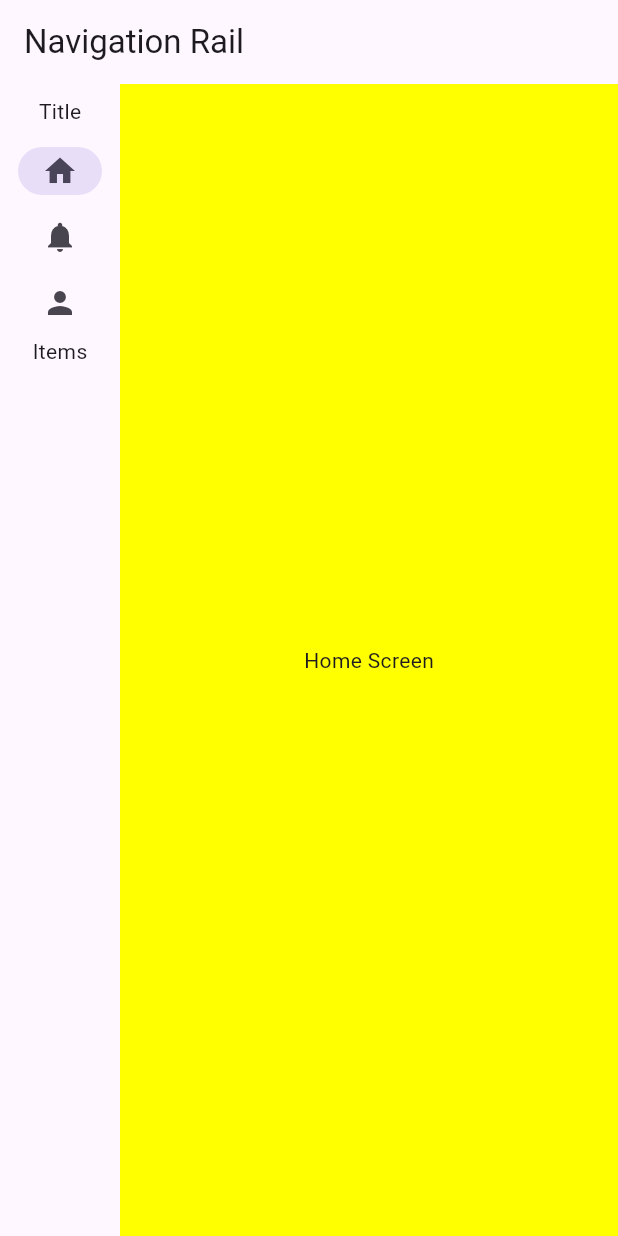
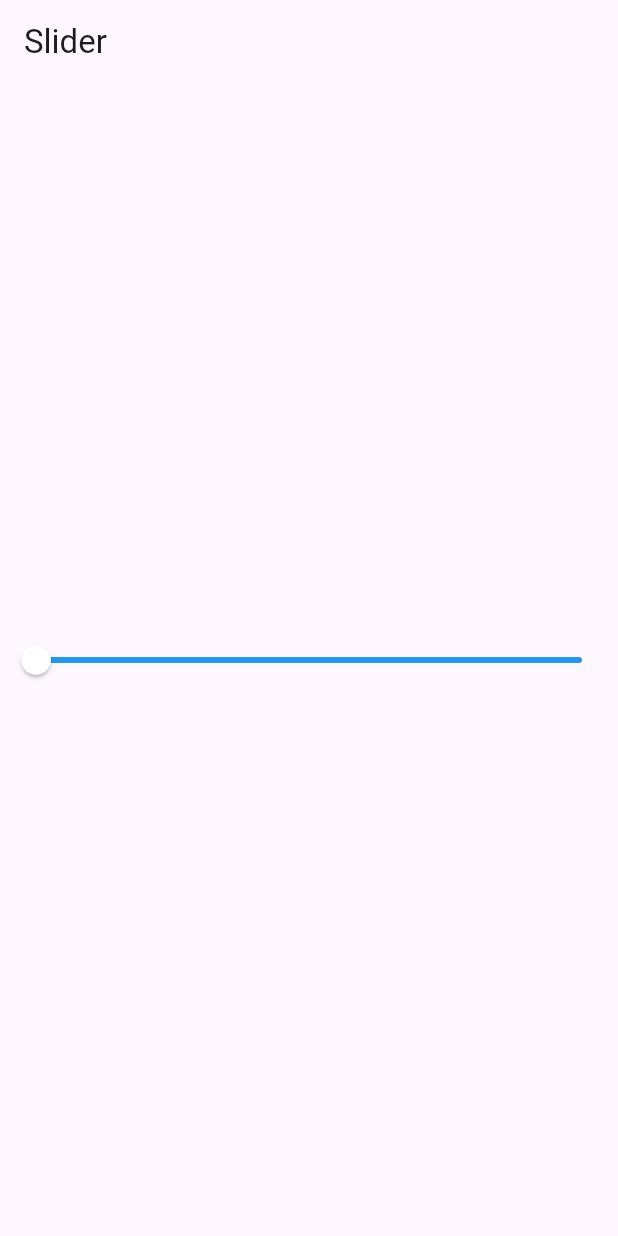
Before and after one commit to phyowaikyaw-mobiledev/flutter-learning, a Flutter app: the screen it shows after launch, on a phone screen of 412 x 824 dp. Run offline on Flutter 3.47's test engine with Material 3 defaults, Android fonts, the phone set to English and light mode, and no system bars.

Commit message:
Drawer,IndexedStack,PopupmenuButton,CircularAndLinearProgressIndicator,Slider

```diff
--- a/new_journey/lib/main.dart
+++ b/new_journey/lib/main.dart
@@ -25,6 +25,12 @@ import 'package:new_journey/widgets/ex28_stateful_lifecycle.dart';
 import 'package:new_journey/widgets/ex29_floating_action_button.dart';
 import 'package:new_journey/widgets/ex2_text.dart';
 import 'package:new_journey/widgets/ex30_bottom_nav.dart';
+import 'package:new_journey/widgets/ex33_drawer.dart';
+import 'package:new_journey/widgets/ex34_indexedstack.dart';
+import 'package:new_journey/widgets/ex35_popupmenubutton.dart';
+import 'package:new_journey/widgets/ex36_circularprogressindicator.dart';
+import 'package:new_journey/widgets/ex37_linearprogressindicator.dart';
+import 'package:new_journey/widgets/ex38_slider.dart';
 import 'package:new_journey/widgets/ex3_container.dart';
 import 'package:new_journey/widgets/ex4_images.dart';
 import 'package:new_journey/widgets/ex6_icons.dart';
@@ -47,7 +53,9 @@ import 'navigation/screen_c.dart';
       return MaterialApp(
         title: 'Flutter Course',
        debugShowCheckedModeBanner: false,  // for slide debug banner
-        home:Ex32Navigationrail(), // if open this will show error
+        home:Ex38Slider(),
+
+        // if open this will show error
         // initialRoute: 'screenC', //you will see screenC in initialRoute,
 
         //onGenerateRoute
--- /dev/null
+++ b/new_journey/lib/widgets/ex38_slider.dart
@@ -0,0 +1,34 @@
+  import 'package:flutter/material.dart';
+
+  class Ex38Slider extends StatefulWidget {
+    const Ex38Slider({super.key});
+
+  @override
+  State<Ex38Slider> createState() => _Ex38SliderState();
+}
+
+class _Ex38SliderState extends State<Ex38Slider> {
+  double sliderValue = 0;
+    @override
+    Widget build(BuildContext context) {
+      return Scaffold(
+        appBar: AppBar(
+          title: Text("Slider"),
+        ),
+        body: Center(
+          child: Slider(
+            activeColor: Colors.red,
+              inactiveColor: Colors.blue,
+              thumbColor: Colors.white,
+              max: 100,
+              min: 0,
+              value:sliderValue ,
+              onChanged: (v){
+                setState(() {
+                  sliderValue = v;
+                });
+              }),
+        ),
+      );
+    }
+}
```
Also changed, not shown: new_journey/lib/widgets/ex33_drawer.dart (added, +75 -0 lines), new_journey/lib/widgets/ex34_indexedstack.dart (added, +59 -0 lines), new_journey/lib/widgets/ex35_popupmenubutton.dart (added, +49 -0 lines), new_journey/lib/widgets/ex36_circularprogressindicator.dart (added, +24 -0 lines), new_journey/lib/widgets/ex37_linearprogressindicator.dart (added, +23 -0 lines).
